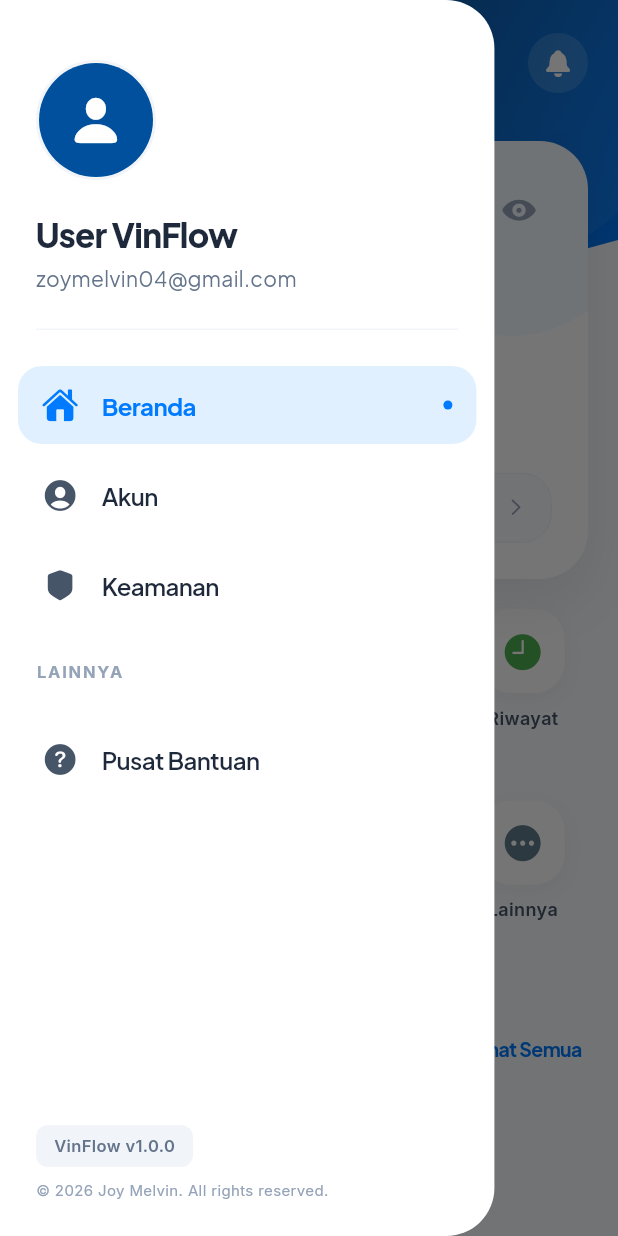
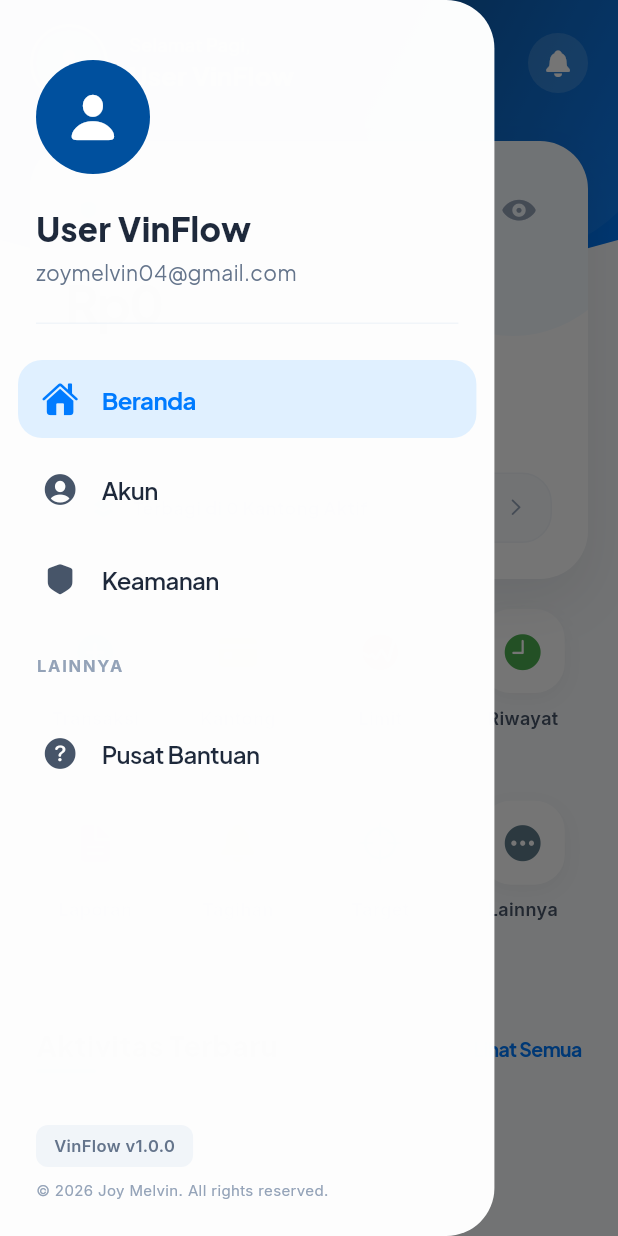
Before and after one commit to zoymelvin/VinFlow-app, a Flutter app: the screen it shows after launch, with the side drawer open, on a phone screen of 412 x 824 dp. Run offline on Flutter 3.47's test engine with Material 3 defaults, Android fonts, the phone set to English and light mode, and no system bars; our stand-ins replace cloud_firestore, dio, firebase_core, google_fonts, image_picker, syncfusion_flutter_charts; missing offline and left inert: cloudinary_public; accounts and stored records are empty.

Commit message:
VinFlow APP

```diff
--- a/lib/views/widgets/side_menu.dart
+++ b/lib/views/widgets/side_menu.dart
@@ -11,12 +11,14 @@
 
   @override
   Widget build(BuildContext context) {
-    return Container(
-      // Gunakan warna solid Colors.white agar tidak glitch abu-abu
+    // LOGIKA BARU: RepaintBoundary memaksa GPU merender layer ini secara mandiri
+    return RepaintBoundary(
+      child: Container(
         width: MediaQuery.of(context).size.width * 0.80,
-      decoration: const BoxDecoration(
-        color: Colors.white,
-        borderRadius: BorderRadius.only(
+        decoration: BoxDecoration(
+          // Menggunakan warna putih dengan opacity 0.99 (Trik paksa GPU)
+          color: Colors.white.withOpacity(0.99),
+          borderRadius: const BorderRadius.only(
             topRight: Radius.circular(32),
             bottomRight: Radius.circular(32),
           ),
@@ -25,7 +27,24 @@
           child: Column(
             crossAxisAlignment: CrossAxisAlignment.start,
             children: [
-            StreamBuilder<DocumentSnapshot>(
+              _buildProfileHeader(),
+              const Padding(
+                padding: EdgeInsets.symmetric(horizontal: 24),
+                child: Divider(height: 1, color: Color(0xFFF1F5F9)),
+              ),
+              Expanded(
+                child: _buildMenuList(context),
+              ),
+              _buildFooter(),
+            ],
+          ),
+        ),
+      ),
+    );
+  }
+
+  Widget _buildProfileHeader() {
+    return StreamBuilder<DocumentSnapshot>(
       stream: FirebaseFirestore.instance
           .collection('profile')
           .doc('user_profile')
@@ -47,131 +66,66 @@
           child: Column(
             crossAxisAlignment: CrossAxisAlignment.start,
             children: [
-                      // PERBAIKAN: Hapus BoxShadow berat untuk menghindari glitch abu-abu
-                      Container(
-                        decoration: const BoxDecoration(
-                          shape: BoxShape.circle,
-                          // Border tipis sebagai ganti Shadow agar tetap terlihat premium
-                          border: Border.fromBorderSide(BorderSide(color: Color(0xFFF1F5F9), width: 2)),
-                        ),
-                        child: CircleAvatar(
+              CircleAvatar(
                 radius: 38,
                 backgroundColor: const Color(0xFF00509E),
                 backgroundImage: (profileUrl != null && profileUrl.isNotEmpty)
                     ? NetworkImage(profileUrl)
                     : null,
                 child: (profileUrl == null || profileUrl.isEmpty)
-                              ? const Icon(CupertinoIcons.person_fill,
-                                   color: Colors.white, size: 40)
+                    ? const Icon(CupertinoIcons.person_fill, color: Colors.white, size: 40)
                     : null,
               ),
-                      ),
               const SizedBox(height: 20),
-                      Text(
-                        name,
-                        style: GoogleFonts.plusJakartaSans(
-                          fontSize: 22,
-                          fontWeight: FontWeight.w800,
-                          letterSpacing: -0.5,
-                          color: const Color(0xFF1E293B),
-                        ),
-                      ),
+              Text(name, style: GoogleFonts.plusJakartaSans(fontSize: 22, fontWeight: FontWeight.w800, color: const Color(0xFF1E293B))),
               const SizedBox(height: 4),
-                      Text(
-                        email,
-                        style: GoogleFonts.plusJakartaSans(
-                          fontSize: 14,
-                          color: const Color(0xFF64748B),
-                          fontWeight: FontWeight.w400,
-                        ),
-                      ),
+              Text(email, style: GoogleFonts.plusJakartaSans(fontSize: 14, color: const Color(0xFF64748B))),
             ],
           ),
         );
       },
-            ),
+    );
+  }
 
-            const Padding(
-              padding: EdgeInsets.symmetric(horizontal: 24),
-              child: Divider(height: 1, color: Color(0xFFF1F5F9)),
-            ),
-
-            Expanded(
-              child: ListView(
+  Widget _buildMenuList(BuildContext context) {
+    return ListView(
       padding: const EdgeInsets.symmetric(vertical: 20, horizontal: 12),
       children: [
-                  _drawerItem(context, CupertinoIcons.house_fill, "Beranda", true, () {
-                    Navigator.pop(context);
-                  }),
+        _drawerItem(context, CupertinoIcons.house_fill, "Beranda", true, () => Navigator.pop(context)),
         _drawerItem(context, CupertinoIcons.person_crop_circle_fill, "Akun", false, () {
           Navigator.pop(context);
-                    Navigator.push(
-                      context,
-                      CupertinoPageRoute(builder: (context) => const ProfileScreen()),
-                    );
+          Navigator.push(context, CupertinoPageRoute(builder: (context) => const ProfileScreen()));
         }),
         _drawerItem(context, CupertinoIcons.shield_fill, "Keamanan", false, () {
           Navigator.pop(context);
-                    Navigator.push(
-                      context,
-                      CupertinoPageRoute(builder: (context) => const SecurityScreen()),
-                    );
+          Navigator.push(context, CupertinoPageRoute(builder: (context) => const SecurityScreen()));
         }),
-
         const Padding(
           padding: EdgeInsets.symmetric(vertical: 20, horizontal: 12),
-                    child: Text(
-                      "LAINNYA",
-                      style: TextStyle(
-                        fontSize: 11,
-                        fontWeight: FontWeight.w700,
-                        color: Color(0xFF94A3B8),
-                        letterSpacing: 1.2,
+          child: Text("LAINNYA", style: TextStyle(fontSize: 11, fontWeight: FontWeight.w700, color: Color(0xFF94A3B8), letterSpacing: 1.2)),
         ),
-                    ),
-                  ),
-
         _drawerItem(context, CupertinoIcons.question_circle_fill, "Pusat Bantuan", false, () {
           Navigator.pop(context);
-                    Navigator.push(
-                      context,
-                      CupertinoPageRoute(builder: (context) => const HelpCenterScreen()),
-                    );
+          Navigator.push(context, CupertinoPageRoute(builder: (context) => const HelpCenterScreen()));
         }),
       ],
-              ),
-            ),
+    );
+  }
 
-            Padding(
+  Widget _buildFooter() {
+    return Padding(
       padding: const EdgeInsets.all(24.0),
       child: Column(
         crossAxisAlignment: CrossAxisAlignment.start,
         children: [
           Container(
             padding: const EdgeInsets.symmetric(horizontal: 12, vertical: 6),
-                    decoration: BoxDecoration(
-                      color: const Color(0xFFF1F5F9),
-                      borderRadius: BorderRadius.circular(8),
-                    ),
-                    child: const Text(
-                      "VinFlow v1.0.0",
-                      style: TextStyle(
-                        fontSize: 11,
-                        fontWeight: FontWeight.w600,
-                        color: Color(0xFF64748B),
-                      ),
-                    ),
+            decoration: BoxDecoration(color: const Color(0xFFF1F5F9), borderRadius: BorderRadius.circular(8)),
+            child: const Text("VinFlow v1.0.0", style: TextStyle(fontSize: 11, fontWeight: FontWeight.w600, color: Color(0xFF64748B))),
           ),
           const SizedBox(height: 8),
-                  const Text(
-                    "© 2026 Joy Melvin. All rights reserved.",
-                    style: TextStyle(fontSize: 10, color: Color(0xFF94A3B8)),
-                  ),
+          const Text("© 2026 Joy Melvin. All rights reserved.", style: TextStyle(fontSize: 10, color: Color(0xFF94A3B8))),
         ],
-              ),
-            ),
-          ],
-        ),
       ),
     );
   }
@@ -184,34 +138,14 @@
         margin: const EdgeInsets.symmetric(vertical: 4),
         padding: const EdgeInsets.symmetric(horizontal: 16, vertical: 14),
         decoration: BoxDecoration(
-          // PERBAIKAN: Gunakan warna solid (tanpa Opacity) agar tidak lag di iPhone
-          color: isSelected
-              ? const Color(0xFFE0F0FF) // Warna biru sangat muda tapi solid
-              : Colors.transparent,
+          color: isSelected ? const Color(0xFFE0F0FF) : Colors.transparent,
           borderRadius: BorderRadius.circular(16),
         ),
         child: Row(
           children: [
-            Icon(
-              icon,
-              color: isSelected ? const Color(0xFF007BFF) : const Color(0xFF475569),
-              size: 24,
-            ),
+            Icon(icon, color: isSelected ? const Color(0xFF007BFF) : const Color(0xFF475569), size: 24),
             const SizedBox(width: 16),
-            Text(
-              title,
-              style: GoogleFonts.plusJakartaSans(
-                color: isSelected ? const Color(0xFF007BFF) : const Color(0xFF1E293B),
-                fontWeight: isSelected ? FontWeight.w700 : FontWeight.w600,
-                fontSize: 16,
-              ),
-            ),
-            if (isSelected) const Spacer(),
-            if (isSelected)
-              const CircleAvatar(
-                radius: 3,
-                backgroundColor: Color(0xFF007BFF),
-              )
+            Text(title, style: GoogleFonts.plusJakartaSans(color: isSelected ? const Color(0xFF007BFF) : const Color(0xFF1E293B), fontWeight: isSelected ? FontWeight.w700 : FontWeight.w600, fontSize: 16)),
           ],
         ),
       ),
```
Also changed, not shown: 1 other file. Lines whose indentation alone changed are shown as unchanged.
